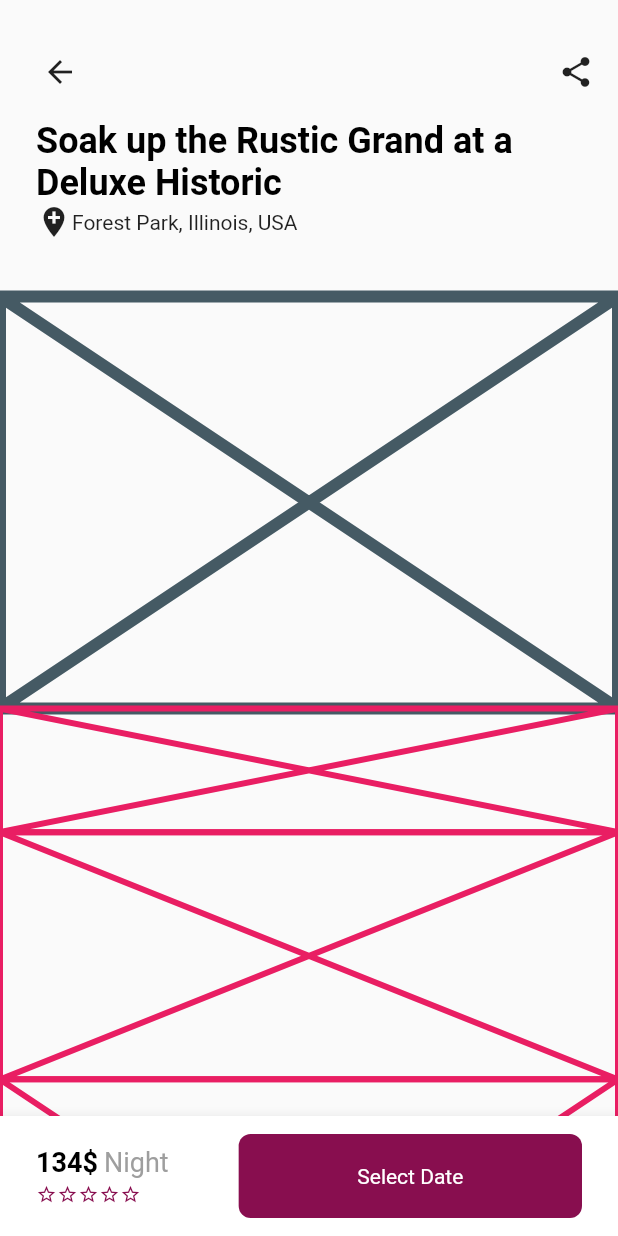
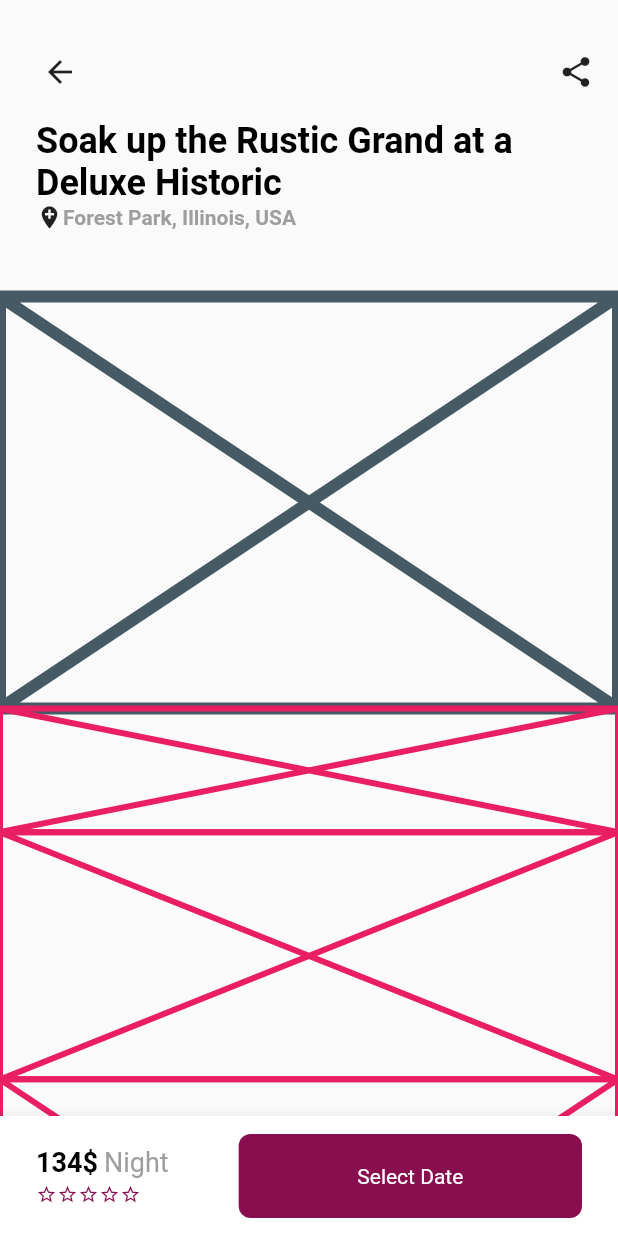
Before and after one commit to JAICHANGPARK/flutter_notebook_the_third_story, a Flutter app: the DetailPage screen opened directly, on a phone screen of 412 x 824 dp. Run offline on Flutter 3.47's test engine with Material 2 defaults, Android fonts, the phone set to English and light mode, and no system bars; our stand-ins replace badges, dotted_border, fl_chart, page_transition, percent_indicator; network calls fail.

Commit message:
Update detail_page.dart

```diff
--- a/lib/real_estate_app/detail_page.dart
+++ b/lib/real_estate_app/detail_page.dart
@@ -49,8 +49,11 @@ class _DetailPageState extends State<DetailPage> {
                     ),),
                     Row(
                       children: <Widget>[
-                        Icon(Icons.add_location),
-                        Text("Forest Park, Illinois, USA"),
+                        Icon(Icons.add_location, size: 18,),
+                        Text("Forest Park, Illinois, USA",style: TextStyle(
+                          color: Colors.grey,
+                          fontWeight: FontWeight.bold
+                        ),),
                       ],
                     )
                   ],
```
